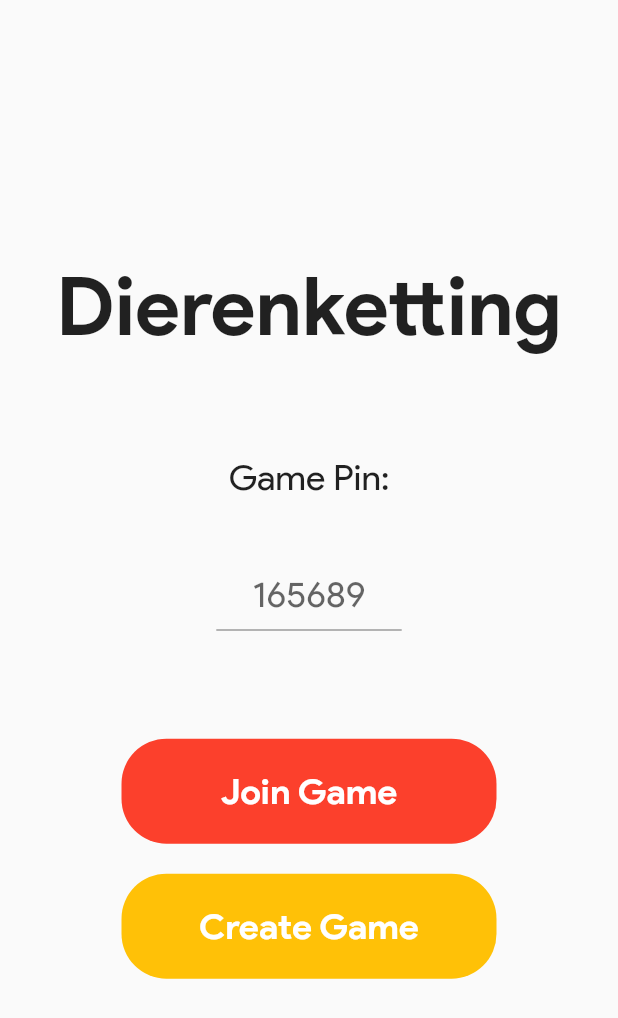
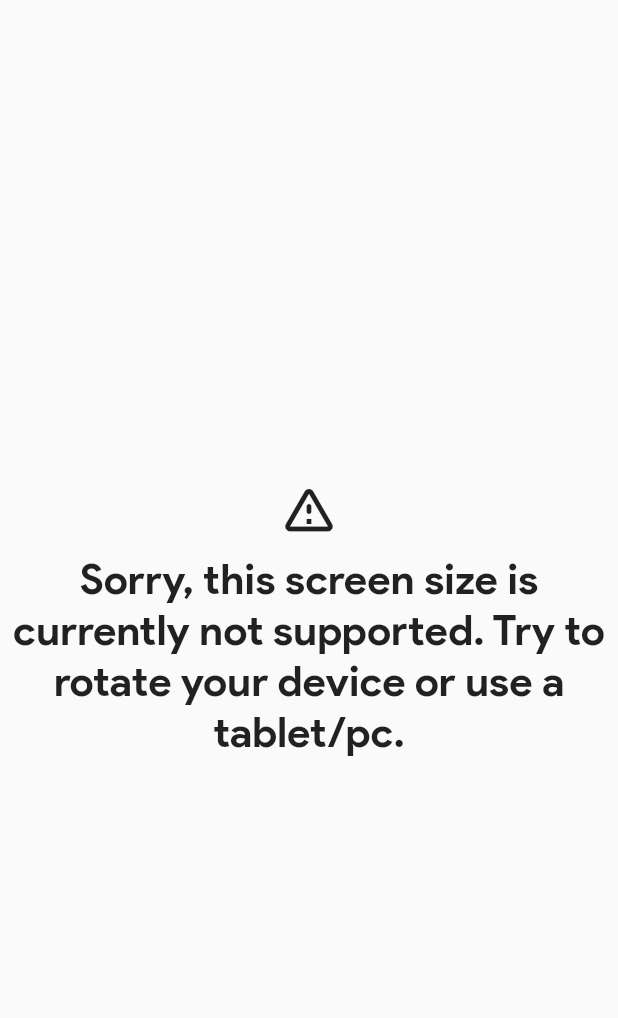
Before and after one commit to Dewaeq/dieren-ketting, a Flutter app: the screen it shows after launch, on a phone screen of 412 x 824 dp. Shown: the top 1018 px of the screen. Run offline on Flutter 3.47's test engine with Material 2 defaults, Android fonts, the phone set to English and light mode, and no system bars; drawn by our look-alikes of oktoast; our stand-ins replace cloud_firestore, firebase_core; accounts and stored records are empty.

Commit message:
block unsupported screen sizes

```diff
--- a/lib/views/sign_up/sign_up_screen.dart
+++ b/lib/views/sign_up/sign_up_screen.dart
@@ -49,7 +49,27 @@ class _SignUpScreenState extends State<SignUpScreen> {
         width: double.infinity,
         height: size.height,
         alignment: Alignment.center,
-        child: SingleChildScrollView(
+        child: size.width < 650
+            ? Column(
+                mainAxisAlignment: MainAxisAlignment.center,
+                crossAxisAlignment: CrossAxisAlignment.center,
+                children: [
+                  Icon(
+                    Icons.warning_amber_rounded,
+                    size: 40,
+                  ),
+                  SizedBox(height: 10),
+                  Text(
+                    "Sorry, this screen size is currently not supported. Try to rotate your device or use a tablet/pc.",
+                    textAlign: TextAlign.center,
+                    style: TextStyle(
+                      fontSize: 28,
+                      fontWeight: FontWeight.bold,
+                    ),
+                  ),
+                ],
+              )
+            : SingleChildScrollView(
                 child: Stack(
                   alignment: Alignment.center,
                   children: [
@@ -83,7 +103,8 @@ class _SignUpScreenState extends State<SignUpScreen> {
                                     : "Enter a valid code";
                               },
                               inputFormatters: <TextInputFormatter>[
-                          FilteringTextInputFormatter.allow(RegExp(r'[0-9]')),
+                                FilteringTextInputFormatter.allow(
+                                    RegExp(r'[0-9]')),
                               ],
                               maxLength: 6,
                               keyboardType: TextInputType.number,
@@ -92,7 +113,8 @@ class _SignUpScreenState extends State<SignUpScreen> {
                                 fontSize: 24,
                               ),
                               decoration: InputDecoration(
-                          errorText: _validate ? "Enter a valid code" : null,
+                                errorText:
+                                    _validate ? "Enter a valid code" : null,
                                 contentPadding: EdgeInsets.zero,
                                 hintText: "165689",
                                 counterText: "",
@@ -110,8 +132,8 @@ class _SignUpScreenState extends State<SignUpScreen> {
                           ),
                           child: _loading
                               ? CircularProgressIndicator(
-                            valueColor:
-                                AlwaysStoppedAnimation<Color>(Colors.white),
+                                  valueColor: AlwaysStoppedAnimation<Color>(
+                                      Colors.white),
                                 )
                               : Text(
                                   "Join Game",
```
Lines whose indentation alone changed are shown as unchanged.
